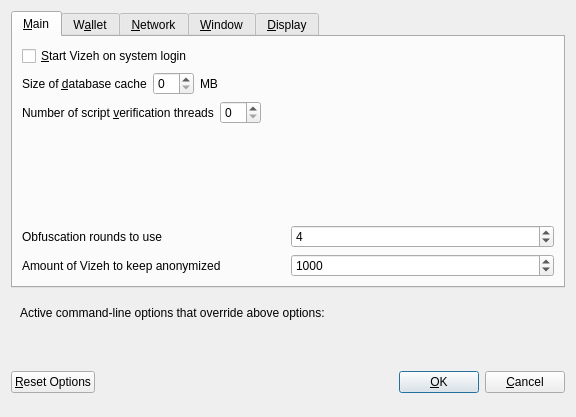
Before: the Qt Designer form src/qt/forms/optionsdialog.ui in wtomtom/vizeh, drawn with Qt 5.
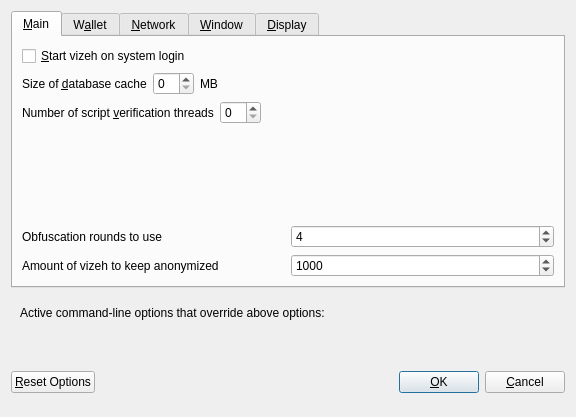
After: the same form once the commit is applied. Custom widgets are drawn as their Qt base class.

What changed in the file:
```diff
--- a/src/qt/forms/optionsdialog.ui
+++ b/src/qt/forms/optionsdialog.ui
@@ -33,7 +33,7 @@
           <string>Automatically start Vizeh after logging in to the system.</string>
          </property>
          <property name="text">
-          <string>&amp;Start Vizeh on system login</string>
+          <string>&amp;Start vizeh on system login</string>
          </property>
         </widget>
        </item>
@@ -177,7 +177,7 @@
             <string notr="true"/>
            </property>
            <property name="text">
-            <string>Amount of Vizeh to keep anonymized</string>
+            <string>Amount of vizeh to keep anonymized</string>
            </property>
           </widget>
          </item>
```
Left out of the diff: 10 changed lines with no effect on the pictures.
